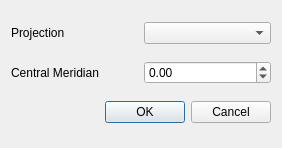
Before: the Qt Designer form src/qt-widgets/SetProjectionDialogUi.ui in GPlates/GPlates, drawn with Qt 5.
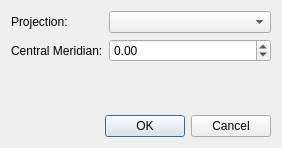
After: the same form once the commit is applied. Icons and pictures are not drawn.

Diff of the .ui file:
```diff
--- a/src/qt-widgets/SetProjectionDialogUi.ui
+++ b/src/qt-widgets/SetProjectionDialogUi.ui
@@ -15,36 +15,66 @@
   <property name="windowIcon" >
    <iconset resource="../qt-resources/qt_widgets.qrc" >:/GPlates-icon-160x160-opaque.png</iconset>
   </property>
-  <layout class="QGridLayout" >
-   <item row="0" column="0" >
-    <widget class="QLabel" name="label_select_projection" >
-     <property name="text" >
-      <string>Projection</string>
-     </property>
-    </widget>
+  <layout class="QVBoxLayout" name="verticalLayout">
+   <item>
+    <layout class="QGridLayout" name="gridLayout">
+     <item row="0" column="0">
+      <widget class="QLabel" name="label_select_projection">
+       <property name="text">
+        <string>Projection:</string>
+       </property>
+      </widget>
+     </item>
+     <item row="0" column="1">
+      <widget class="QComboBox" name="combo_projection">
+       <property name="sizePolicy">
+        <sizepolicy hsizetype="MinimumExpanding" vsizetype="Fixed">
+         <horstretch>0</horstretch>
+         <verstretch>0</verstretch>
+        </sizepolicy>
+       </property>
+      </widget>
+     </item>
+     <item row="1" column="0">
+      <widget class="QLabel" name="label_set_central_meridian">
+       <property name="text">
+        <string>Central Meridian:</string>
+       </property>
+      </widget>
+     </item>
+     <item row="1" column="1">
+      <widget class="QDoubleSpinBox" name="spin_central_meridian">
+       <property name="sizePolicy">
+        <sizepolicy hsizetype="MinimumExpanding" vsizetype="Fixed">
+         <horstretch>0</horstretch>
+         <verstretch>0</verstretch>
+        </sizepolicy>
+       </property>
+       <property name="minimum">
+        <double>-180.000000000000000</double>
+       </property>
+       <property name="maximum">
+        <double>180.000000000000000</double>
+       </property>
+      </widget>
+     </item>
+    </layout>
    </item>
-   <item row="0" column="1" >
-    <widget class="QComboBox" name="combo_projection" />
-   </item>
-   <item row="1" column="0" >
-    <widget class="QLabel" name="label_set_central_meridian" >
-     <property name="text" >
-      <string>Central Meridian</string>
+   <item>
+    <spacer name="verticalSpacer">
+     <property name="orientation">
+      <enum>Qt::Vertical</enum>
      </property>
-    </widget>
-   </item>
-   <item row="1" column="1" >
-    <widget class="QDoubleSpinBox" name="spin_central_meridian" >
-     <property name="minimum" >
-      <double>-180.000000000000000</double>
+     <property name="sizeHint" stdset="0">
+      <size>
+       <width>20</width>
+       <height>40</height>
+      </size>
      </property>
-     <property name="maximum" >
-      <double>180.000000000000000</double>
-     </property>
-    </widget>
+    </spacer>
    </item>
-   <item row="2" column="0" colspan="2" >
-    <layout class="QHBoxLayout" >
+   <item>
+    <layout class="QHBoxLayout">
      <item>
       <spacer>
        <property name="orientation" >
@@ -59,15 +89,18 @@
       </spacer>
      </item>
      <item>
-      <widget class="QPushButton" name="button_OK" >
-       <property name="text" >
+      <widget class="QPushButton" name="button_OK">
+       <property name="text">
         <string>OK</string>
        </property>
+       <property name="default">
+        <bool>true</bool>
+       </property>
       </widget>
      </item>
      <item>
-      <widget class="QPushButton" name="button_cancel" >
-       <property name="text" >
+      <widget class="QPushButton" name="button_cancel">
+       <property name="text">
         <string>Cancel</string>
        </property>
       </widget>
```
Left out of the diff: 28 changed lines with no effect on the pictures.
